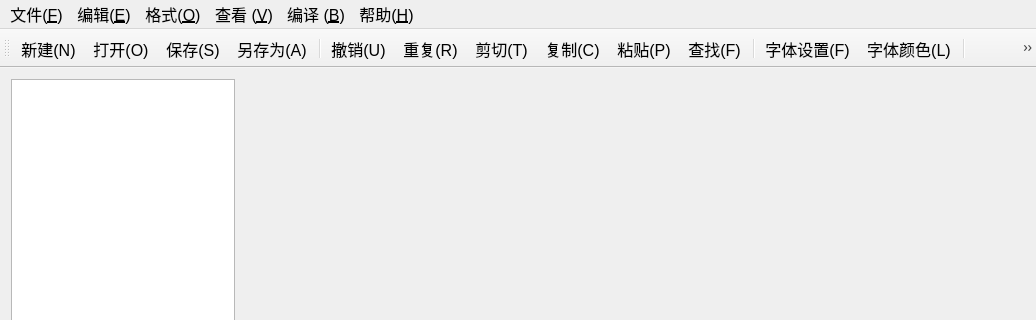
Above: codeeditor/qeditor.ui from leek520/WBP before the change; both pictures show x 0 to 1036 and y 0 to 320 of the 1036 by 644 pixel window. Below: the same form after it.
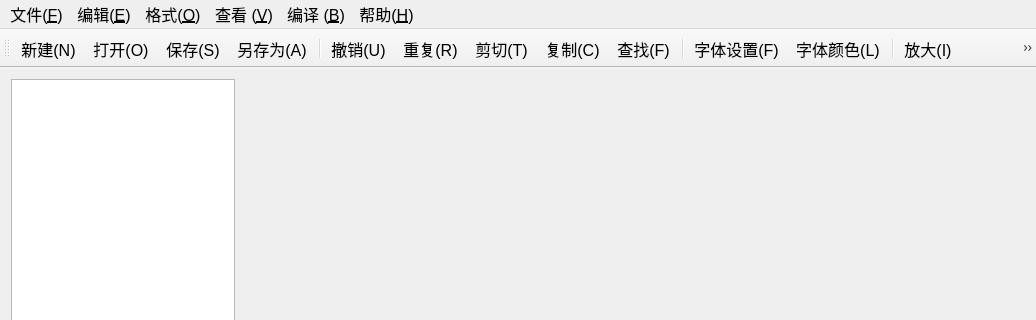
That is the form after the change. Icons and pictures are not drawn. Custom widgets are drawn as their Qt base class.

What changed in the file:
```diff
--- a/codeeditor/qeditor.ui
+++ b/codeeditor/qeditor.ui
@@ -226,7 +226,6 @@
    <addaction name="action_Redo"/>
    <addaction name="action_Cut"/>
    <addaction name="action_Copy"/>
-   <addaction name="action_Paste"/>
    <addaction name="action_Find"/>
    <addaction name="separator"/>
    <addaction name="action_Font"/>
@@ -236,6 +235,7 @@
    <addaction name="action_Zoomin"/>
    <addaction name="separator"/>
    <addaction name="action_Build"/>
+   <addaction name="action_Clear"/>
   </widget>
   <widget class="QStatusBar" name="statusBar"/>
   <action name="action_New">
@@ -357,7 +357,10 @@
      <normaloff>:/editclear</normaloff>:/editclear</iconset>
    </property>
    <property name="text">
-    <string>清空(&amp;L)</string>
+    <string>清理(&amp;L)</string>
+   </property>
+   <property name="toolTip">
+    <string>清理(L)</string>
    </property>
   </action>
   <action name="action_Find">
```
Left out of the diff: 1 changed line with no effect on the pictures.
